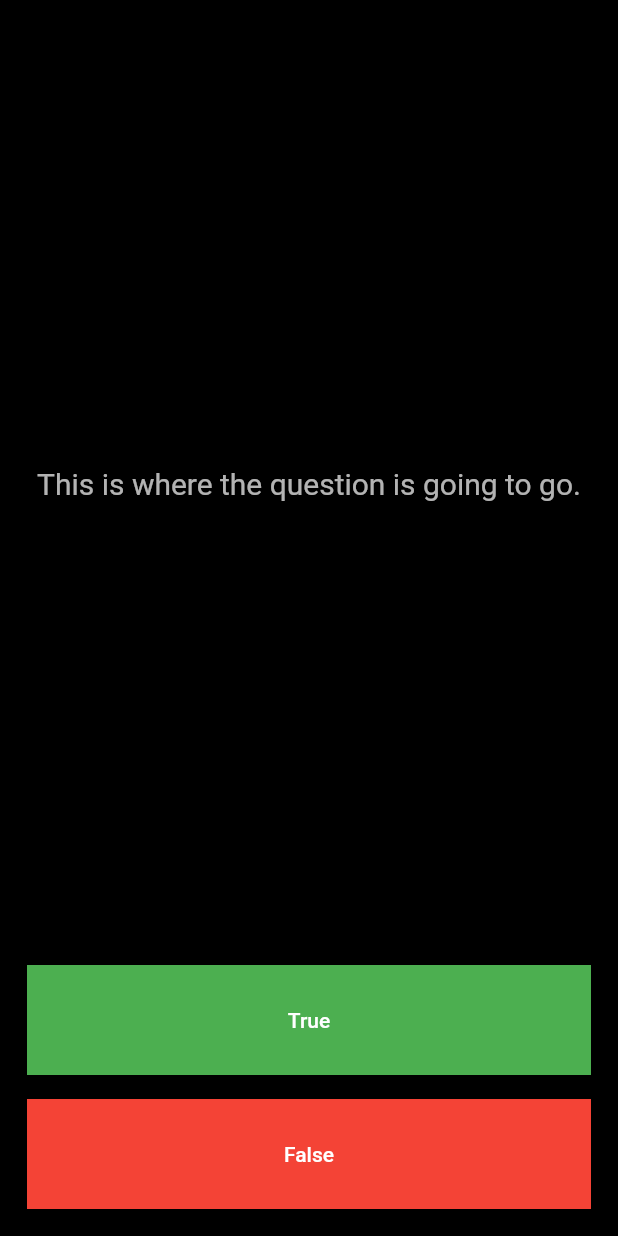
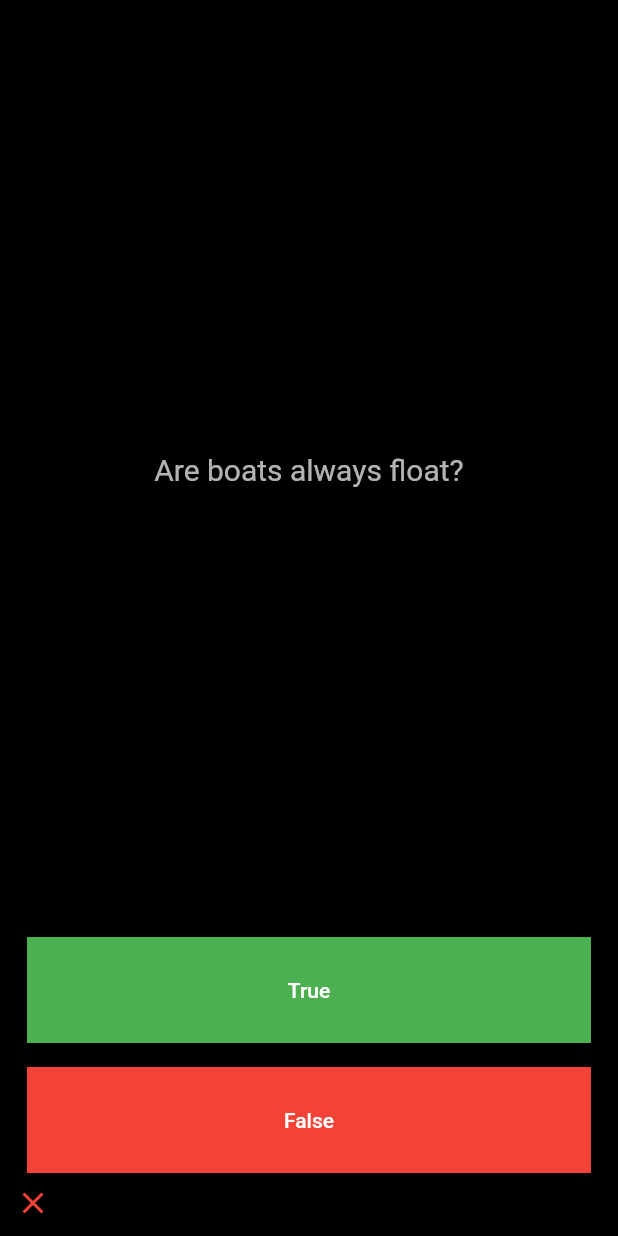
Before and after one commit to TehJunYuan/mobile_application, a Flutter app: the screen it shows after launch, after a tap on "True", on a phone screen of 412 x 824 dp. Run offline on Flutter 3.47's test engine with Material 2 defaults, Android fonts, the phone set to English and light mode, and no system bars.

Commit message:
update function

```diff
--- a/lib/main.dart
+++ b/lib/main.dart
@@ -1,4 +1,7 @@
 import 'package:flutter/material.dart';
+import 'quiz_brain.dart';
+
+QuizBrain quizbrain = QuizBrain();
 
 void main() {
   runApp(MyApp());
@@ -31,6 +34,19 @@ class QuizPage extends StatefulWidget {
 }
 
 class _QuizPageState extends State<QuizPage> {
+  // To check whether user answer is correct or not
+  bool isCorrect = false;
+
+  // To keep track of our current position (with regards to the questions and answers)
+  int counter = 0;
+
+  // To keep track of the score by adding some icons into it
+  List<Icon> scoreKeeper = [];
+
+  void checkAnswer(bool userChoice){
+
+  }
+
   @override
   Widget build(BuildContext context) {
     return Column(
@@ -40,12 +56,13 @@ class _QuizPageState extends State<QuizPage> {
           flex: 7,
           child: Center(
             child: Text(
-              'This is where the question is going to go.',
+              quizbrain.getQuestion(),
               style: TextStyle(color: Colors.white70, fontSize: 20),
               textAlign: TextAlign.center,
             ),
           ),
         ),
+        // This is the true button
         Expanded(
           flex: 1,
           child: Padding(
@@ -60,10 +77,39 @@ class _QuizPageState extends State<QuizPage> {
                       (states) => BeveledRectangleBorder())),
               child: Text('True'),
               onPressed: () {
+                // if user clicked the true button and the answer is also true
+                if(quizbrain.getAnswer()) {
+                  isCorrect = true;
+                }
+
+                setState(() {
+                  // if user answer is correct
+                  if(isCorrect) {
+                    scoreKeeper.add(Icon(Icons.check, color: Colors.green,));
+                  }
+                  // if user answer is incorrect
+                  else {
+                    scoreKeeper.add(Icon(Icons.close, color: Colors.red,));
+                  }
+
+                  // reset the isCorrect value
+                  isCorrect = false;
+
+                  // if we are at the last question, reset to the first
+                  if(counter == quizbrain.getTotalQuestion()-1){
+                    quizbrain.resetCounter();
+                    scoreKeeper.clear();
+                  }
+                  // else we are going to proceed to the next question
+                  else {
+                    quizbrain.updateCounter();
+                  }
+                });
               },
             ),
           ),
         ),
+        // This is the false button
         Expanded(
           flex: 1,
           child: Padding(
@@ -78,11 +124,39 @@ class _QuizPageState extends State<QuizPage> {
                       (states) => BeveledRectangleBorder())),
               child: Text('False'),
               onPressed: () {
+                if(quizbrain.getAnswer() == false) {
+                  isCorrect = true;
+                }
+                setState(() {
+                  // if user answer is correct
+                  if(isCorrect) {
+                    scoreKeeper.add(Icon(Icons.check, color: Colors.green,));
+                  }
+                  // if user answer is incorrect
+                  else {
+                    scoreKeeper.add(Icon(Icons.close, color: Colors.red,));
+                  }
+
+                  // reset the isCorrect value
+                  isCorrect = false;
+
+                  // if we are at the last question, reset to the first
+                  if(counter == quizbrain.getTotalQuestion()-1){
+                    quizbrain.resetCounter();
+                    scoreKeeper.clear();
+                  }
+                  // else we are going to proceed to the next question
+                  else {
+                   quizbrain.updateCounter();
+                  }
+                });
               },
             ),
           ),
         ),
-        //TODO: Add a Row widget here as your scorekeeper
+        Row(
+          children: scoreKeeper,
+        ),
       ],
     );
   }
--- /dev/null
+++ b/lib/question.dart
@@ -0,0 +1,6 @@
+class Question {
+  String question;
+  bool answer;
+
+  Question({required this.question, required this.answer});
+}
--- /dev/null
+++ b/lib/quiz_brain.dart
@@ -0,0 +1,56 @@
+import 'question.dart';
+
+class QuizBrain {
+  int counter = 0;
+
+  // To keep the questions and answers as matching pairs in a list object
+  List<Question> questionBank = [
+    Question(question: 'Are plants always green?', answer: false),
+    Question(question: 'Are boats always float?', answer: false),
+    Question(question: 'Approximately one quarter of human bones are in the feet', answer: true),
+    Question(question: 'Some cats are actually allergic to humans', answer: true),
+    Question(question: 'You can lead a cow down stairs but not up stairs.', answer: false),
+    Question(question: 'A slug\'s blood is green.', answer: true),
+    Question(question: 'Buzz Aldrin\'s mother\'s maiden name was \"Moon\".', answer: true),
+    Question(question: 'It is illegal to pee in the Ocean in Portugal.', answer: true),
+    Question(question:
+    'No piece of square dry paper can be folded in half more than 7 times.',
+        answer: false),
+    Question(question:
+    'In London, UK, if you happen to die in the House of Parliament, you are technically entitled to a state funeral, because the building is considered too sacred a place.',
+        answer: true),
+    Question(question:
+    'The loudest sound produced by any animal is 188 decibels. That animal is the African Elephant.',
+        answer: false),
+    Question(question:
+    'The total surface area of two human lungs is approximately 70 square metres.',
+        answer: true),
+    Question(question: 'Google was originally called \"Backrub\".', answer: true),
+    Question(question:
+    'Chocolate affects a dog\'s heart and nervous system; a few ounces are enough to kill a small dog.',
+        answer: true),
+    Question(question:
+    'In West Virginia, USA, if you accidentally hit an animal with your car, you are free to take it home to eat.',
+        answer: true)
+  ];
+
+  String getQuestion() {
+    return questionBank[counter].question;
+  }
+
+  void updateCounter() {
+    counter++;
+  }
+
+  void resetCounter() {
+    counter = 0;
+  }
+
+  bool getAnswer() {
+    return questionBank[counter].answer;
+  }
+
+  int getTotalQuestion() {
+    return questionBank.length;
+  }
+}
```
Lines whose indentation alone changed are shown as unchanged.
